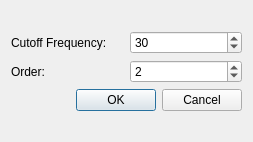
First picture: the form in dialogbutterworthhighpassfilter.ui, repository hubutui/ImageProcessingKit, before the edit.
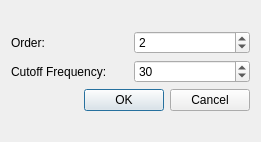
Second picture: the form after the edit.

Diff of the .ui file:
```diff
--- a/dialogbutterworthhighpassfilter.ui
+++ b/dialogbutterworthhighpassfilter.ui
@@ -6,7 +6,7 @@
    <rect>
     <x>0</x>
     <y>0</y>
-    <width>253</width>
+    <width>261</width>
     <height>142</height>
    </rect>
   </property>
@@ -18,31 +18,31 @@
     <layout class="QVBoxLayout" name="verticalLayout">
      <item>
       <layout class="QGridLayout" name="gridLayout">
-       <item row="0" column="0">
+       <item row="1" column="0">
         <widget class="QLabel" name="label">
          <property name="text">
           <string>Cutoff Frequency: </string>
          </property>
         </widget>
        </item>
-       <item row="0" column="1">
+       <item row="1" column="1">
         <widget class="QSpinBox" name="spinBoxFrequency">
          <property name="maximum">
-          <number>512</number>
+          <number>1024</number>
          </property>
          <property name="value">
           <number>30</number>
          </property>
         </widget>
        </item>
-       <item row="1" column="0">
+       <item row="0" column="0">
         <widget class="QLabel" name="label_2">
          <property name="text">
           <string>Order: </string>
          </property>
         </widget>
        </item>
-       <item row="1" column="1">
+       <item row="0" column="1">
         <widget class="QSpinBox" name="spinBoxOrder">
          <property name="maximum">
           <number>10</number>
```
